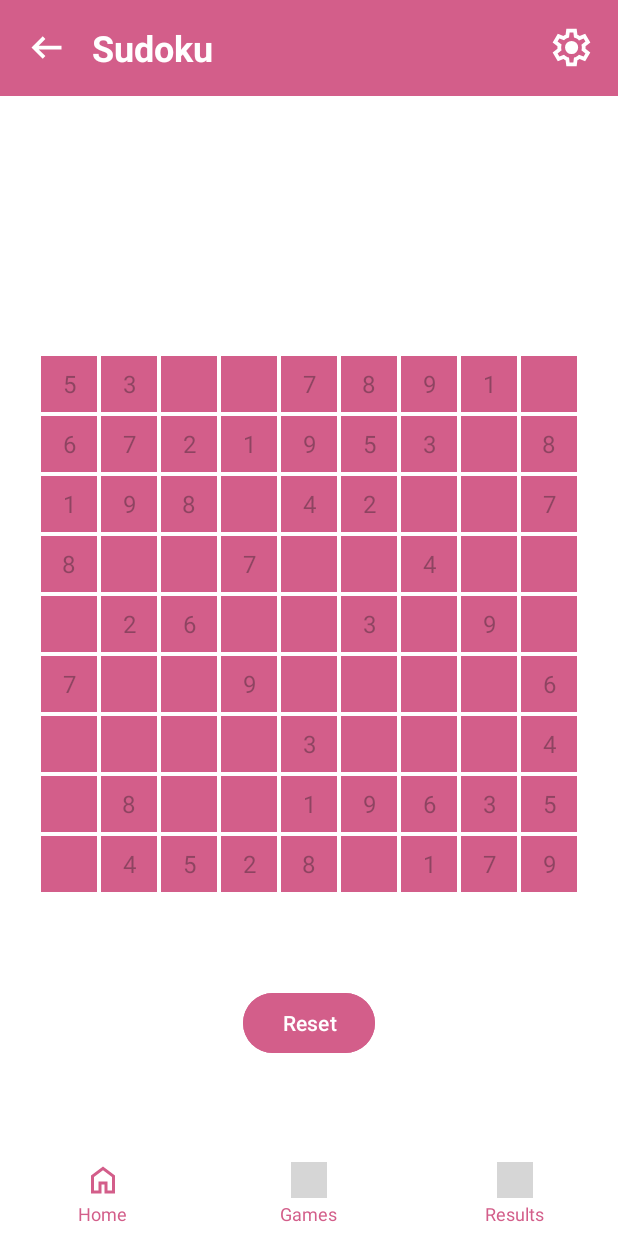
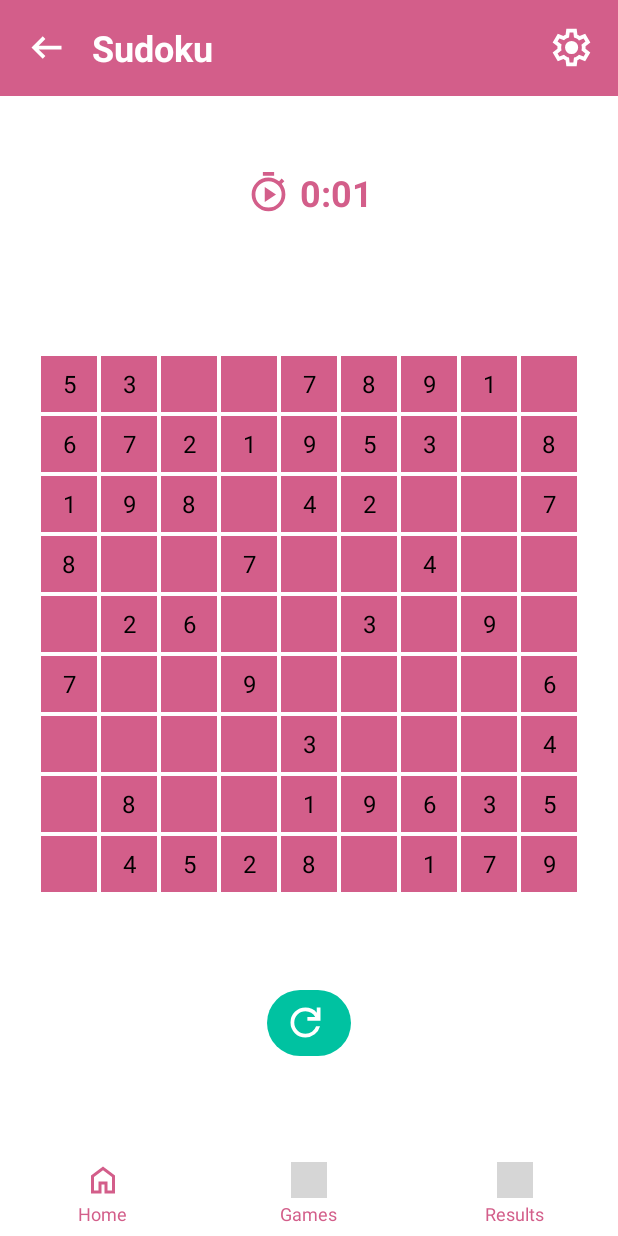
Before and after one commit to TamaraKosovac/Games-collection, an Android app: the SudokuActivity screen opened directly, with no data from a screen before it, on a phone screen of 412 x 824 dp. Run offline under Robolectric (Android 15) with nearby library versions, the phone set to English and light mode, and no system bars; grey boxes are pictures that could not be loaded.

Commit message:
Updated Sudoku rules

```diff
--- a/Mozgalica/app/src/main/java/com/example/mozgalica/activities/SudokuActivity.java
+++ b/Mozgalica/app/src/main/java/com/example/mozgalica/activities/SudokuActivity.java
@@ -25,12 +25,20 @@ public class SudokuActivity extends AppCompatActivity {
     private TextView[][] cells = new TextView[9][9];
     private DatabaseHelper dbHelper;
     private String currentUser = "";
+    private long startTime;
+    private TextView tvTimer;
+    private android.os.Handler timerHandler = new android.os.Handler();
+    private Runnable timerRunnable;
+
+
 
     @Override
     protected void onCreate(Bundle savedInstanceState) {
         super.onCreate(savedInstanceState);
         EdgeToEdge.enable(this);
         setContentView(R.layout.activity_sudoku);
+        startTime = System.currentTimeMillis();
+
         currentUser = getIntent().getStringExtra("USERNAME");
 
         if (android.os.Build.VERSION.SDK_INT >= android.os.Build.VERSION_CODES.LOLLIPOP) {
@@ -44,6 +52,22 @@ public class SudokuActivity extends AppCompatActivity {
         });
 
         dbHelper = new DatabaseHelper(this);
+        tvTimer = findViewById(R.id.tvTimer);
+
+        timerRunnable = new Runnable() {
+            @Override
+            public void run() {
+                long elapsedMillis = System.currentTimeMillis() - startTime;
+                int seconds = (int) (elapsedMillis / 1000);
+                int minutes = seconds / 60;
+                seconds = seconds % 60;
+
+                tvTimer.setText(String.format("%d:%02d", minutes, seconds));
+                timerHandler.postDelayed(this, 1000);
+            }
+        };
+        timerHandler.postDelayed(timerRunnable, 0);
+
 
         GridLayout sudokuGrid = findViewById(R.id.sudokuGrid);
         int cellSize = getResources().getDimensionPixelSize(R.dimen.game_button_top_margin);
@@ -65,6 +89,7 @@ public class SudokuActivity extends AppCompatActivity {
                 if (value != 0) {
                     cell.setText(String.valueOf(value));
                     cell.setEnabled(false);
+                    cell.setTextColor(getColor(android.R.color.black));
                 } else {
                     int finalRow = row;
                     int finalCol = col;
@@ -121,7 +146,7 @@ public class SudokuActivity extends AppCompatActivity {
 
     private void showNumberInput(int row, int col) {
         AlertDialog.Builder builder = new AlertDialog.Builder(this);
-        builder.setTitle("Unesi broj");
+        builder.setTitle(getString(R.string.enter_number));
         String[] numbers = {"1", "2", "3", "4", "5", "6", "7", "8", "9"};
         builder.setItems(numbers, (dialog, which) -> {
             int selectedNumber = which + 1;
@@ -147,13 +172,31 @@ public class SudokuActivity extends AppCompatActivity {
             }
         }
 
-        dbHelper.saveGameResultAsync(currentUser, "Sudoku", "Win", 100);
+        long endTime = System.currentTimeMillis();
+        long durationMillis = endTime - startTime;
+        long minutes = durationMillis / (1000 * 60);
+
+        int score;
+        if (minutes < 5) {
+            score = 100;
+        } else if (minutes < 10) {
+            score = 80;
+        } else if (minutes < 15) {
+            score = 60;
+        } else {
+            score = 40;
+        }
+
+        dbHelper.saveGameResultAsync(currentUser, "Sudoku", "Win", score);
+
+        timerHandler.removeCallbacks(timerRunnable);
+
         new AlertDialog.Builder(this)
-                .setTitle("Bravo!")
-                .setMessage("Uspješno si riješio Sudoku.")
+                .setMessage(getString(R.string.sudoku_win))
                 .setPositiveButton("OK", (d, w) -> finish())
                 .show();
     }
+
 
     public void onSettings(View view) {
         startActivity(new Intent(this, SettingsActivity.class));
--- /dev/null
+++ b/Mozgalica/app/src/main/res/drawable/ic_timer.xml
@@ -0,0 +1,9 @@
+<vector xmlns:android="http://schemas.android.com/apk/res/android"
+    android:width="24dp"
+    android:height="24dp"
+    android:viewportWidth="960"
+    android:viewportHeight="960">
+  <path
+      android:pathData="M360,120v-80h240v80L360,120ZM480,880q-74,0 -139.5,-28.5T226,774q-49,-49 -77.5,-114.5T120,520q0,-74 28.5,-139.5T226,266q49,-49 114.5,-77.5T480,160q62,0 119,20t107,58l56,-56 56,56 -56,56q38,50 58,107t20,119q0,74 -28.5,139.5T734,774q-49,49 -114.5,77.5T480,880ZM480,800q116,0 198,-82t82,-198q0,-116 -82,-198t-198,-82q-116,0 -198,82t-82,198q0,116 82,198t198,82ZM480,520ZM400,680 L640,520 400,360v320Z"
+      android:fillColor="#e3e3e3"/>
+</vector>
--- a/Mozgalica/app/src/main/res/layout/activity_sudoku.xml
+++ b/Mozgalica/app/src/main/res/layout/activity_sudoku.xml
@@ -26,11 +26,10 @@
             android:layout_marginStart="@dimen/margin_medium"
             android:layout_alignParentStart="true"
             android:src="@drawable/ic_back"
-            android:tint="@color/colorOnPrimary"
+            app:tint="@color/colorOnPrimary"
             android:contentDescription="@string/back"
             android:clickable="true"
-            android:focusable="true"
-            android:onClick="onBackPressed" />
+            android:focusable="true" />
 
         <TextView
             android:id="@+id/tvTitleToolbar"
@@ -52,12 +51,41 @@
             android:layout_centerVertical="true"
             android:layout_alignParentEnd="true"
             android:layout_marginEnd="@dimen/margin_medium"
-            android:tint="@color/colorOnPrimary"
+            app:tint="@color/colorOnPrimary"
             android:contentDescription="@string/settings"
             android:clickable="true"
             android:focusable="true"
             android:onClick="onSettings" />
     </RelativeLayout>
+
+    <LinearLayout
+        android:layout_width="wrap_content"
+        android:layout_height="wrap_content"
+        android:orientation="horizontal"
+        android:gravity="center"
+        app:layout_constraintTop_toBottomOf="@id/topNavBar"
+        app:layout_constraintStart_toStartOf="parent"
+        app:layout_constraintEnd_toEndOf="parent"
+        android:layout_marginTop="@dimen/input_min_height">
+
+        <ImageView
+            android:id="@+id/iconTimer"
+            android:layout_width="@dimen/icon_size_nav"
+            android:layout_height="@dimen/icon_size_nav"
+            android:src="@drawable/ic_timer"
+            app:tint="@color/colorPrimary"
+            android:contentDescription="@string/time" />
+
+        <TextView
+            android:id="@+id/tvTimer"
+            android:layout_width="wrap_content"
+            android:layout_height="wrap_content"
+            android:textSize="@dimen/title_text_size"
+            android:textColor="@color/colorPrimary"
+            android:textStyle="bold"
+            android:layout_marginStart="@dimen/nav_padding_vertical"/>
+    </LinearLayout>
+
 
     <GridLayout
         android:id="@+id/sudokuGrid"
@@ -71,20 +99,25 @@
         app:layout_constraintStart_toStartOf="parent"
         app:layout_constraintEnd_toEndOf="parent" />
 
-    <Button
+    <com.google.android.material.button.MaterialButton
         android:id="@+id/btnReset"
-        android:layout_width="wrap_content"
-        android:layout_height="wrap_content"
-        android:text="@string/reset"
-        android:textAllCaps="false"
-        android:layout_marginTop="@dimen/game_button_details_margin"
-        android:layout_marginBottom="@dimen/game_button_details_margin"
-        android:backgroundTint="@color/colorPrimary"
-        android:textColor="@color/colorOnPrimary"
+        style="@style/MozgalicaSecondaryButton"
+        android:layout_width="@dimen/navbar_height"
+        android:layout_height="@dimen/navbar_height"
+        android:text=""
+        app:icon="@drawable/ic_repeat"
+        app:iconTint="@android:color/white"
+        app:iconGravity="textStart"
+        app:iconSize="@dimen/icon_size_nav"
+        app:cornerRadius="@dimen/margin_large"
+        app:backgroundTint="@color/colorSecondary"
+        android:contentDescription="@string/reset"
         app:layout_constraintTop_toBottomOf="@id/sudokuGrid"
         app:layout_constraintBottom_toTopOf="@id/bottomNavBar"
         app:layout_constraintStart_toStartOf="parent"
-        app:layout_constraintEnd_toEndOf="parent" />
+        app:layout_constraintEnd_toEndOf="parent"
+        android:layout_marginTop="@dimen/margin_medium"
+        android:layout_marginBottom="@dimen/margin_medium" />
 
     <LinearLayout
         android:id="@+id/bottomNavBar"
@@ -114,7 +147,7 @@
                 android:layout_width="@dimen/margin_large"
                 android:layout_height="@dimen/margin_large"
                 android:src="@drawable/ic_home"
-                android:tint="@color/colorPrimary"
+                app:tint="@color/colorPrimary"
                 android:contentDescription="@string/home" />
 
             <TextView
@@ -140,7 +173,7 @@
                 android:layout_width="@dimen/margin_large"
                 android:layout_height="@dimen/margin_large"
                 android:src="@drawable/ic_games"
-                android:tint="@color/colorPrimary"
+                app:tint="@color/colorPrimary"
                 android:contentDescription="@string/games" />
 
             <TextView
@@ -166,7 +199,7 @@
                 android:layout_width="@dimen/margin_large"
                 android:layout_height="@dimen/margin_large"
                 android:src="@drawable/ic_results"
-                android:tint="@color/colorPrimary"
+                app:tint="@color/colorPrimary"
                 android:contentDescription="@string/my_results" />
 
             <TextView
--- a/Mozgalica/app/src/main/res/values/strings.xml
+++ b/Mozgalica/app/src/main/res/values/strings.xml
@@ -58,5 +58,7 @@
     <string name="you_lose">You lost!</string>
     <string name="draw">Draw! +50 points</string>
     <string name="no_search_results">No result of search</string>
+    <string name="enter_number">Enter a number</string>
+    <string name="sudoku_win">You have successfully solved the Sudoku</string>
 
 </resources>
```
Also changed, not shown: 1 other file.
